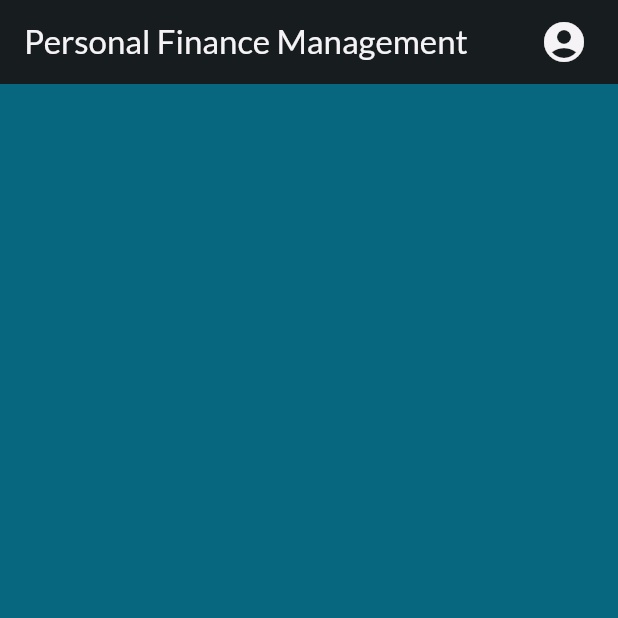
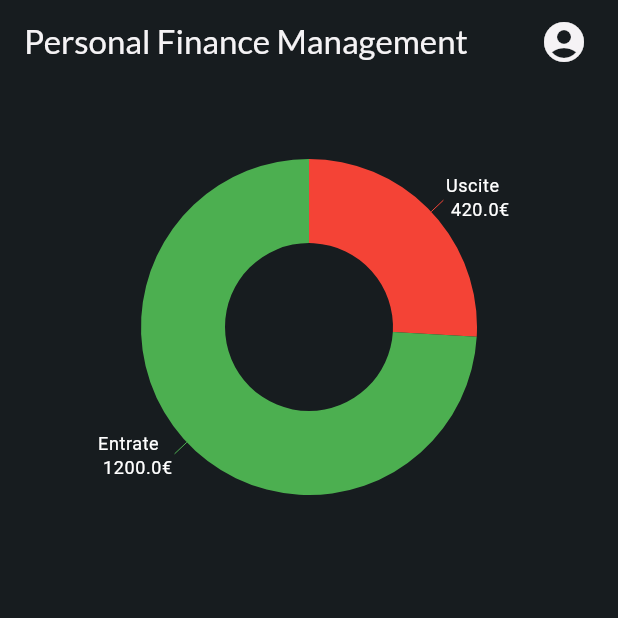
Before and after one commit to micheleDibi/PFM_APP, a Flutter app: the screen it shows after launch, on a phone screen of 412 x 824 dp, the top half of it. Run offline on Flutter 3.47's test engine with Material 3 defaults, Android fonts, the phone set to English and light mode, and no system bars; our stand-ins replace google_fonts, syncfusion_flutter_charts.

Commit message:
Aggiunto esempio di grafico

```diff
--- a/lib/home.dart
+++ b/lib/home.dart
@@ -2,8 +2,7 @@ import 'package:flutter/material.dart';
 import 'package:google_fonts/google_fonts.dart';
 
 import 'package:syncfusion_flutter_charts/charts.dart';
-import 'package:syncfusion_flutter_charts/sparkcharts.dart';
-
+// import 'package:syncfusion_flutter_charts/sparkcharts.dart';
 
 class HomeScreen extends StatefulWidget {
   const HomeScreen({super.key});
@@ -18,12 +17,14 @@ class _HomeScreenState extends State<HomeScreen> {
   @override
   Widget build(BuildContext context) {
     return Scaffold(
-      backgroundColor: Theme.of(context).colorScheme.primary,
+      backgroundColor: Theme.of(context).colorScheme.onSurface,
       appBar: AppBar(
         backgroundColor: Theme.of(context).colorScheme.onSurface,
         title: Text(
           "Personal Finance Management",
-          style: GoogleFonts.lato(color: const Color.fromARGB(255, 245, 243, 245),),
+          style: GoogleFonts.lato(
+            color: const Color.fromARGB(255, 245, 243, 245),
+          ),
         ),
         actions: [
           Padding(
@@ -39,6 +40,46 @@ class _HomeScreenState extends State<HomeScreen> {
           ),
         ],
       ),
+      body: Column(
+        children: [
+          Container(
+            margin: const EdgeInsets.symmetric(horizontal: 12, vertical: 12),
+            child: SfCircularChart(
+              // title: const ChartTitle(text: "Balance"),
+              // backgroundColor: Theme.of(context).colorScheme.secondary,
+              series: _getBalancePieSeries(),
+            ),
+          ),
+        ],
+      ),
     );
   }
+
+  List<DoughnutSeries<Balance, String>> _getBalancePieSeries() {
+    return [
+      DoughnutSeries<Balance, String>(
+        pointColorMapper: (datum, index) => datum.color,
+        dataSource: [
+          Balance(title: 'Uscite', amount: 420, color: Colors.red),
+          Balance(title: 'Entrate', amount: 1200, color: Colors.green),
+        ],
+        xValueMapper: (datum, index) => datum.title,
+        yValueMapper: (datum, index) => datum.amount,
+        dataLabelMapper: (datum, index) => "${datum.title} \n ${datum.amount}€",
+        dataLabelSettings: const DataLabelSettings(
+          isVisible: true,
+          labelPosition: ChartDataLabelPosition.outside,
+          textStyle: TextStyle(color: Colors.white),
+        ),
+      )
+    ];
+  }
 }
+
+class Balance {
+  Balance({required this.title, required this.amount, required this.color});
+
+  String title;
+  double amount;
+  Color color;
+}
```
